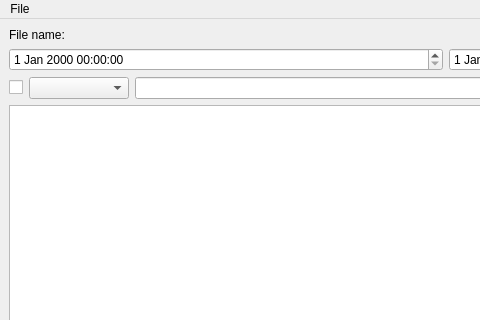
Qt form log_parser.ui (fgroes/LogParser) before a commit; both pictures show x 0 to 480 and y 0 to 320 of the 892 by 680 pixel window.
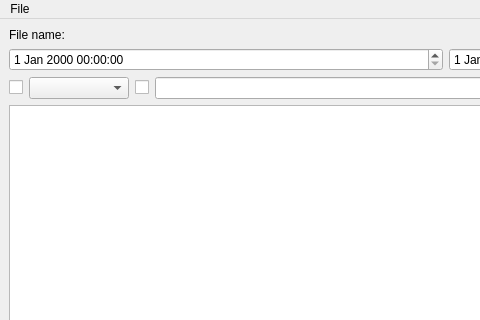
The same form after that commit.

Commit message: added check box to search/regex line

What changed in the file:
```diff
--- a/log_parser.ui
+++ b/log_parser.ui
@@ -82,6 +82,13 @@
           </property>
          </widget>
         </item>
+        <item>
+         <widget class="QCheckBox" name="searchCheckBox">
+          <property name="text">
+           <string/>
+          </property>
+         </widget>
+        </item>
         <item>
          <widget class="QLineEdit" name="searchLineEdit"/>
         </item>
```
The commit also changes 2 other files.
